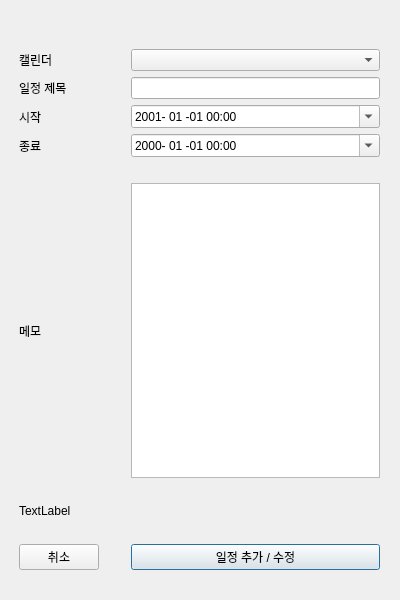
Qt form calendarClient/eventdialog.ui (febndev/calendar_by_cpp_qt) before a commit.
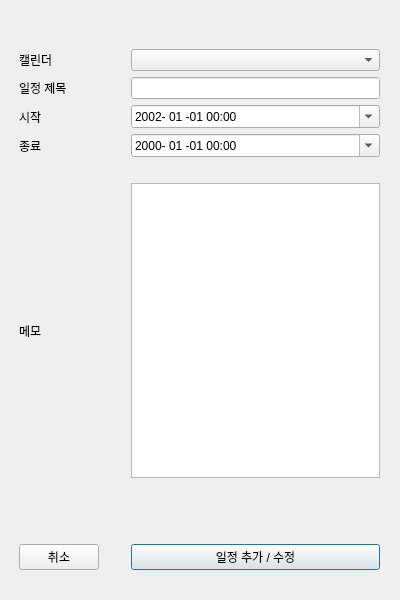
The same form after that commit.

Patch:
```diff
--- a/calendarClient/eventdialog.ui
+++ b/calendarClient/eventdialog.ui
@@ -192,7 +192,7 @@
         <hour>0</hour>
         <minute>0</minute>
         <second>1</second>
-        <year>2001</year>
+        <year>2002</year>
         <month>1</month>
         <day>1</day>
        </datetime>
@@ -241,7 +241,7 @@
     <item row="8" column="1" colspan="3">
      <widget class="QLabel" name="lblHint">
       <property name="text">
-       <string>TextLabel</string>
+       <string/>
       </property>
      </widget>
     </item>
```
Left out of the diff: 4 changed lines with no effect on the pictures.
